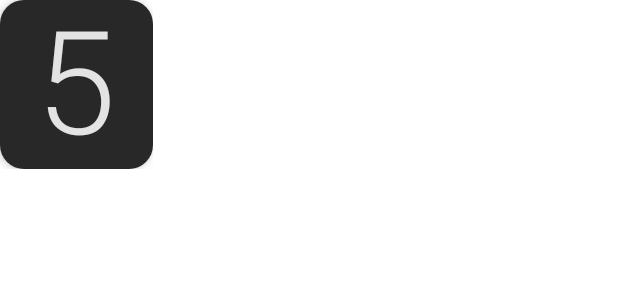
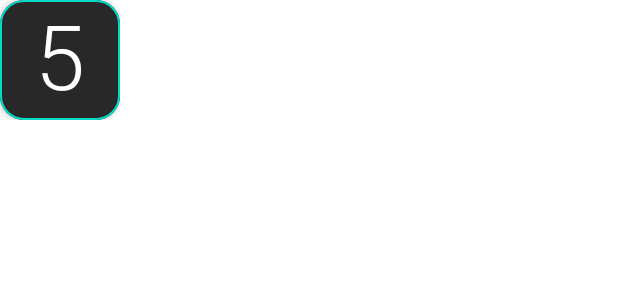
Before and after one commit to jimmymorales/OTPCompose, an Android app built with Jetpack Compose: the @Preview function DefaultPreview, on a phone screen of 412 x 824 dp. Shown: the top 300 px of the screen. Run offline under Robolectric (Android 15) with nearby library versions, the phone set to English and light mode, and no system bars.

```diff
--- a/app/src/main/java/dev/jimmymorales/otp/MainActivity.kt
+++ b/app/src/main/java/dev/jimmymorales/otp/MainActivity.kt
@@ -3,14 +3,26 @@ package dev.jimmymorales.otp
 import android.os.Bundle
 import androidx.activity.ComponentActivity
 import androidx.activity.compose.setContent
+import androidx.compose.animation.core.Animatable
+import androidx.compose.animation.core.LinearEasing
+import androidx.compose.animation.core.tween
 import androidx.compose.foundation.BorderStroke
-import androidx.compose.foundation.layout.padding
+import androidx.compose.foundation.layout.Box
+import androidx.compose.foundation.layout.fillMaxSize
+import androidx.compose.foundation.layout.size
 import androidx.compose.foundation.shape.RoundedCornerShape
 import androidx.compose.material.MaterialTheme
 import androidx.compose.material.Surface
 import androidx.compose.material.Text
 import androidx.compose.runtime.Composable
+import androidx.compose.runtime.LaunchedEffect
+import androidx.compose.runtime.remember
+import androidx.compose.ui.Alignment
 import androidx.compose.ui.Modifier
+import androidx.compose.ui.draw.rotate
+import androidx.compose.ui.graphics.Brush
+import androidx.compose.ui.graphics.Color
+import androidx.compose.ui.text.style.TextAlign
 import androidx.compose.ui.tooling.preview.Preview
 import androidx.compose.ui.unit.dp
 import dev.jimmymorales.otp.ui.theme.OTPTheme
@@ -31,14 +43,39 @@ class MainActivity : ComponentActivity() {
 
 @Composable
 fun OtpItem(value: Int) {
-    Surface(
-        elevation = 4.dp,
-        shape = RoundedCornerShape(16.dp)
+    Box(
+        modifier = Modifier.size(80.dp),
+        contentAlignment = Alignment.Center,
     ) {
+        val sweep = remember { Animatable(initialValue = 0f) }
+        LaunchedEffect(value) {
+            sweep.animateTo(
+                targetValue = 2f,
+                animationSpec = tween(durationMillis = 1_000, easing = LinearEasing),
+            )
+        }
+
+        val sweepRange = 0f..1f
+        Surface(
+            modifier = Modifier
+                .fillMaxSize()
+                .rotate(degrees = 180f),
+            elevation = 4.dp,
+            border = BorderStroke(
+                width = 1.dp,
+                brush = Brush.sweepGradient(
+                    0F to MaterialTheme.colors.secondary,
+                    (sweep.value - 1f).coerceIn(sweepRange) to MaterialTheme.colors.secondary,
+                    sweep.value.coerceIn(sweepRange) to Color.Transparent,
+                )
+            ),
+            shape = RoundedCornerShape(16.dp)
+        ) {}
         Text(
-            modifier = Modifier.padding(horizontal = 24.dp),
             text = "$value",
-            style = MaterialTheme.typography.h1
+            color = MaterialTheme.colors.onSurface,
+            style = MaterialTheme.typography.h2,
+            textAlign = TextAlign.Center,
         )
     }
 }
```
